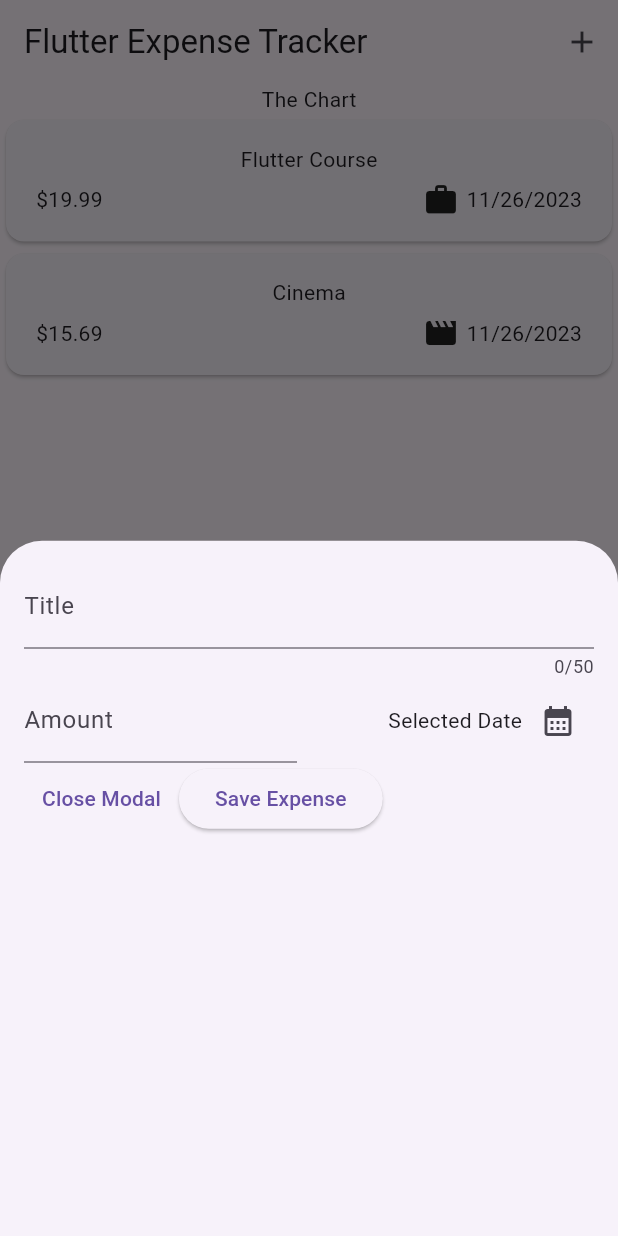
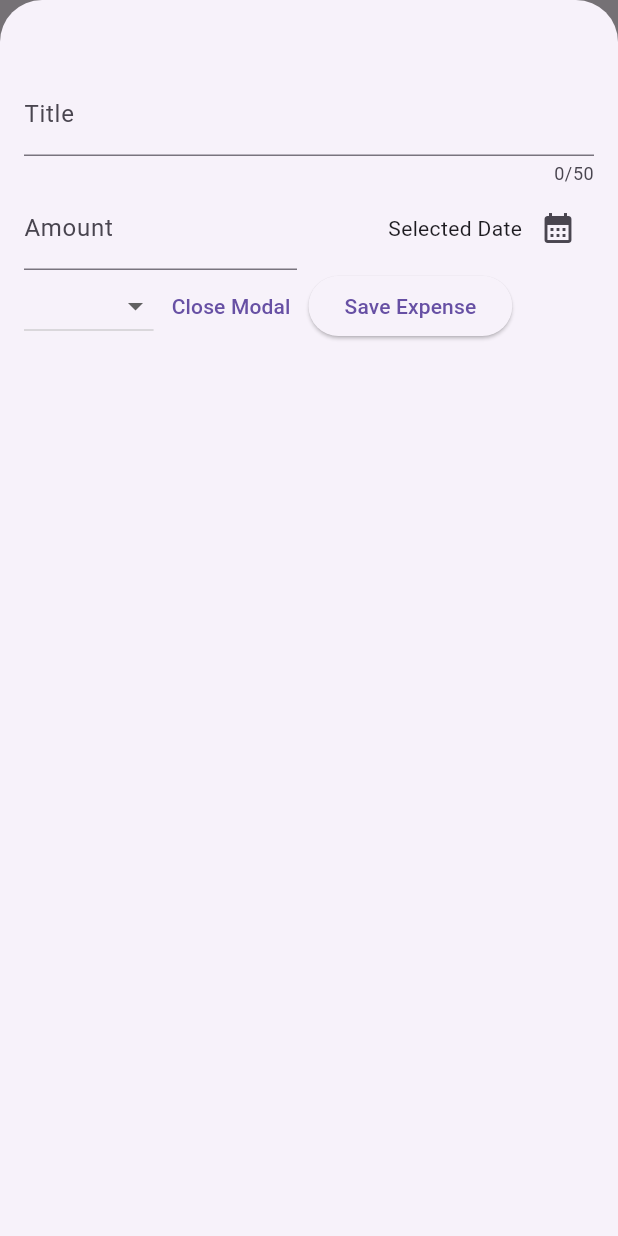
Before and after one commit to AbdElRahmanMostafa1/Flutter-Expense-Tracker, a Flutter app: the screen it shows after launch, after a tap on the "add" icon, on a phone screen of 412 x 824 dp. Run offline on Flutter 3.47's test engine with Material 3 defaults, Android fonts, the phone set to English and light mode, and no system bars.

Commit message:
feat/add-remove-expense

```diff
--- a/lib/widgets/expenses.dart
+++ b/lib/widgets/expenses.dart
@@ -26,10 +26,25 @@ class _ExpensesState extends State<Expenses> {
     ),
   ];
 
+  void _addExpenseHandler(Expense expense) {
+    setState(() {
+      _registeredExpenses.add(expense);
+    });
+  }
+
+  void _removeExpenseHandler(Expense expense) {
+    setState(() {
+      _registeredExpenses.remove(expense);
+    });
+  }
+
   void _openAddExpenseOverlay() {
     showModalBottomSheet(
+      isScrollControlled: true,
       context: context,
-      builder: (ctx) => const NewExpense(),
+      builder: (ctx) => NewExpense(
+        _addExpenseHandler,
+      ),
     );
   }
 
@@ -57,7 +72,7 @@ class _ExpensesState extends State<Expenses> {
           const Text("The Chart"),
           // Text("Expenses List"),
           Expanded(
-            child: ExpensesList(_registeredExpenses),
+            child: ExpensesList(_registeredExpenses, _removeExpenseHandler),
           ),
         ],
       ),
--- a/lib/widgets/expenses_list/expenses_list.dart
+++ b/lib/widgets/expenses_list/expenses_list.dart
@@ -3,23 +3,22 @@ import 'package:expense_tracker/widgets/expenses_list/expense_item.dart';
 import 'package:flutter/material.dart';
 
 class ExpensesList extends StatelessWidget {
-  const ExpensesList(this.expenses, {super.key});
+  const ExpensesList(this.expenses, this._removeExpenseHandler, {super.key});
 
   final List<Expense> expenses;
-
-  // itemBuilder(){
-  //   return Column(children: [
-
-  //   ],)
-  // }
+  final void Function(Expense expense) _removeExpenseHandler;
 
   @override
   Widget build(BuildContext context) {
     return ListView.builder(
       itemCount: expenses.length,
       itemBuilder: (ctx, index) {
-        return ExpenseItem(
-          expenses[index],
+        return Dismissible(
+          onDismissed: (direction) => _removeExpenseHandler(expenses[index]),
+          key: ValueKey(expenses[index]),
+          child: ExpenseItem(
+            expenses[index],
+          ),
         );
       },
     );
--- a/lib/widgets/new_expense.dart
+++ b/lib/widgets/new_expense.dart
@@ -1,7 +1,11 @@
 import 'package:flutter/material.dart';
 
+import '../models/expense.dart';
+
 class NewExpense extends StatefulWidget {
-  const NewExpense({super.key});
+  const NewExpense(this._addExpenseHandler, {super.key});
+
+  final void Function(Expense value) _addExpenseHandler;
 
   @override
   State<NewExpense> createState() {
@@ -12,17 +16,59 @@ class NewExpense extends StatefulWidget {
 class _NewExpense extends State<NewExpense> {
   final _titleController = TextEditingController();
   final _amountController = TextEditingController();
+  DateTime? _selectedDate;
+  var _selectedCategory = Category.food;
 
-  void _perentDatePicker() {
+  void _percentDatePicker() async {
     final now = DateTime.now();
     final firstDate = DateTime(now.year - 1, now.month - 1, now.day);
 
-    showDatePicker(
+    final pickedDate = await showDatePicker(
       context: context,
       initialDate: now,
       firstDate: firstDate,
       lastDate: now,
     );
+    _selectedDate = pickedDate;
+  }
+
+  void _saveExpenseData() {
+    final enteredAmount = double.tryParse(_amountController.text);
+    final isValidAmount =
+        enteredAmount != null || (enteredAmount != null && enteredAmount >= 0);
+    if (_titleController.text.trim().isEmpty ||
+        !isValidAmount ||
+        _selectedDate == null) {
+      showDialog(
+        context: context,
+        builder: (ctx) {
+          return AlertDialog(
+            title: const Text("Invalid Input"),
+            content: const Text(
+              "Please make sure a valid title, amount and date entered correctly",
+            ),
+            actions: [
+              TextButton(
+                onPressed: () {
+                  Navigator.pop(ctx);
+                },
+                child: const Text("Okay"),
+              )
+            ],
+          );
+        },
+      );
+      return;
+    }
+    widget._addExpenseHandler(
+      Expense(
+        title: _titleController.text,
+        amount: enteredAmount,
+        date: _selectedDate!,
+        category: _selectedCategory,
+      ),
+    );
+    Navigator.pop(context);
   }
 
   @override
@@ -35,7 +81,7 @@ class _NewExpense extends State<NewExpense> {
   @override
   Widget build(BuildContext context) {
     return Padding(
-      padding: const EdgeInsets.all(16),
+      padding: const EdgeInsets.fromLTRB(16, 48, 16, 16),
       child: Column(
         children: [
           TextField(
@@ -65,9 +111,13 @@ class _NewExpense extends State<NewExpense> {
                   mainAxisAlignment: MainAxisAlignment.end,
                   crossAxisAlignment: CrossAxisAlignment.center,
                   children: [
-                    Text("Selected Date"),
+                    Text(
+                      _selectedDate == null
+                          ? "Selected Date"
+                          : formatter.format(_selectedDate!),
+                    ),
                     IconButton(
-                      onPressed: _perentDatePicker,
+                      onPressed: _percentDatePicker,
                       icon: const Icon(
                         Icons.calendar_month,
                       ),
@@ -79,6 +129,24 @@ class _NewExpense extends State<NewExpense> {
           ),
           Row(
             children: [
+              DropdownButton(
+                items: Category.values
+                    .map(
+                      (category) => DropdownMenuItem(
+                        value: _selectedCategory,
+                        child: Text(
+                          category.name.toUpperCase(),
+                        ),
+                      ),
+                    )
+                    .toList(),
+                onChanged: (value) {
+                  if (value == null) {
+                    return;
+                  }
+                  _selectedCategory = value;
+                },
+              ),
               TextButton(
                 onPressed: () {
                   Navigator.pop(context);
@@ -86,9 +154,7 @@ class _NewExpense extends State<NewExpense> {
                 child: const Text("Close Modal"),
               ),
               ElevatedButton(
-                onPressed: () {
-                  print(_titleController.text);
-                },
+                onPressed: _saveExpenseData,
                 child: const Text("Save Expense"),
               ),
             ],
```
